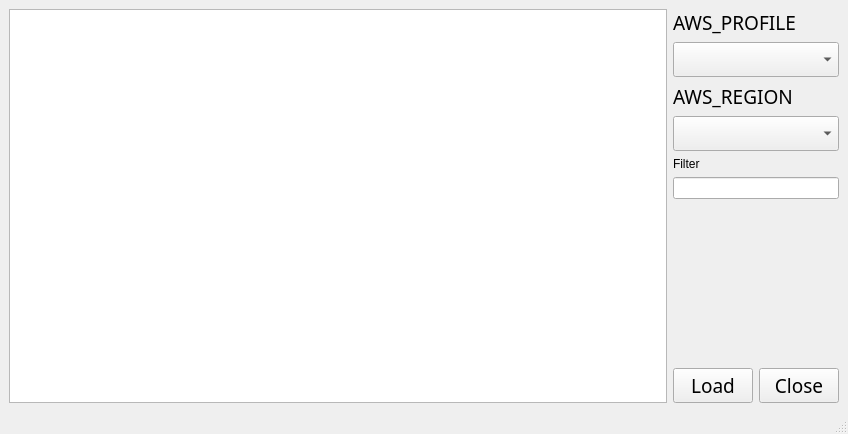
This is form.ui in mdminhazulhaque/aws-resource-explorer as Qt 5 draws it before an edit. The edited form follows.
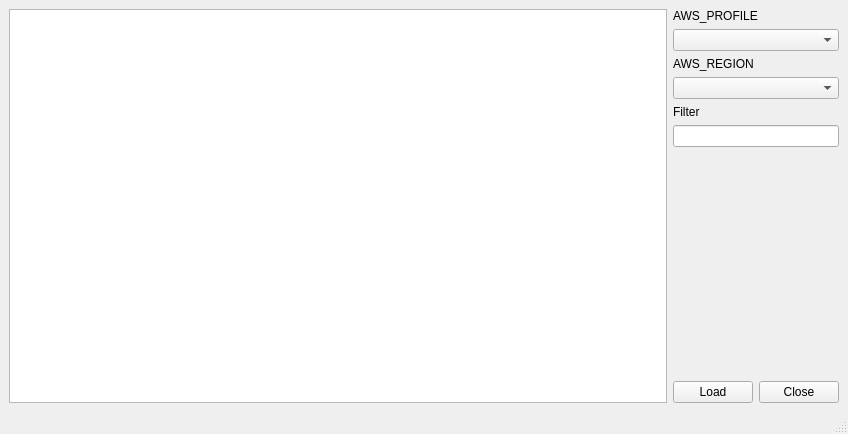
This is the edited form.

Commit message: Remove font properties from UI elements in form.ui and ui_form.py

What changed in the file:
```diff
--- a/form.ui
+++ b/form.ui
@@ -17,12 +17,6 @@
    <layout class="QGridLayout" name="gridLayout">
     <item row="0" column="1" colspan="2">
      <widget class="QLabel" name="label">
-      <property name="font">
-       <font>
-        <family>Fira Code</family>
-        <pointsize>14</pointsize>
-       </font>
-      </property>
       <property name="text">
        <string>AWS_PROFILE</string>
       </property>
@@ -30,22 +24,10 @@
     </item>
     <item row="1" column="1" colspan="2">
      <widget class="QComboBox" name="aws_profile">
-      <property name="font">
-       <font>
-        <family>Fira Code</family>
-        <pointsize>14</pointsize>
-       </font>
-      </property>
      </widget>
     </item>
     <item row="2" column="1" colspan="2">
      <widget class="QLabel" name="label_2">
-      <property name="font">
-       <font>
-        <family>Fira Code</family>
-        <pointsize>14</pointsize>
-       </font>
-      </property>
       <property name="text">
        <string>AWS_REGION</string>
       </property>
@@ -53,12 +35,6 @@
     </item>
     <item row="3" column="1" colspan="2">
      <widget class="QComboBox" name="aws_region">
-      <property name="font">
-       <font>
-        <family>Fira Code</family>
-        <pointsize>14</pointsize>
-       </font>
-      </property>
      </widget>
     </item>
     <item row="4" column="1">
@@ -88,12 +64,6 @@
      <layout class="QHBoxLayout" name="horizontalLayout">
       <item>
        <widget class="QPushButton" name="load">
-        <property name="font">
-         <font>
-          <family>Fira Code</family>
-          <pointsize>14</pointsize>
-         </font>
-        </property>
         <property name="text">
          <string>Load</string>
         </property>
@@ -101,12 +71,6 @@
       </item>
       <item>
        <widget class="QPushButton" name="close">
-        <property name="font">
-         <font>
-          <family>Fira Code</family>
-          <pointsize>14</pointsize>
-         </font>
-        </property>
         <property name="text">
          <string>Close</string>
         </property>
```
Left out of the diff: 6 changed lines with no effect on the pictures. The commit also changes 1 other file.
